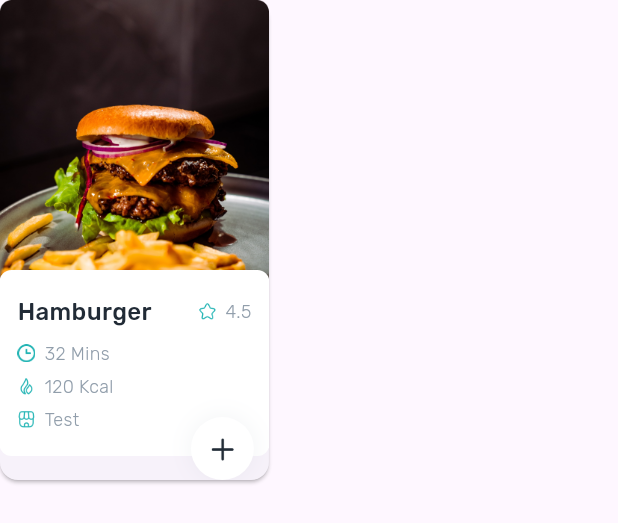
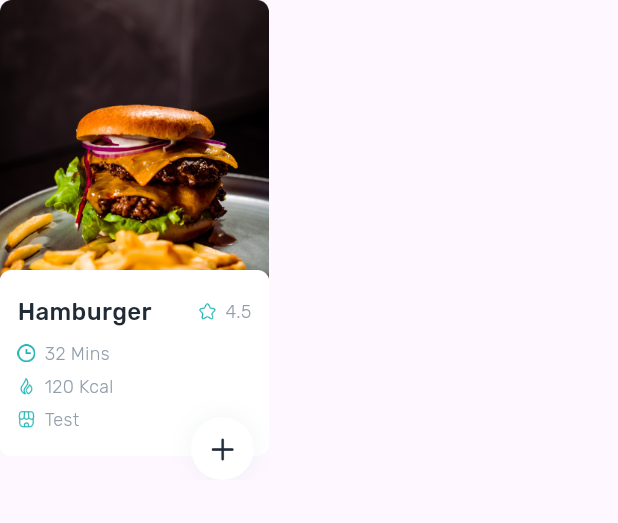
Before and after one commit to jadaliha/pomegranet_flutter, a Flutter app: the ItemCard widget shown alone on an empty page, opened directly with sample values from the repository, on a phone screen of 412 x 824 dp. Shown: the top 523 px of the screen. Run offline on Flutter 3.47's test engine with Material 3 defaults, Android fonts, the light colour scheme and no system bars; our stand-ins replace dio, equatable, flutter_bloc, google_fonts.

Commit message:
chore: remove card widget

```diff
--- a/lib/application/features/restaurant/presentation/pages/widgets/item_card.dart
+++ b/lib/application/features/restaurant/presentation/pages/widgets/item_card.dart
@@ -8,10 +8,9 @@ class ItemCard extends StatelessWidget {
   final Food food;
   @override
   Widget build(BuildContext context) {
-    return Card(
-      margin: const EdgeInsets.only(right: 16),
-      child: SizedBox(
+    return Container(
       height: 320,
+      padding: const EdgeInsets.only(right: 16),
       child: Stack(
         alignment: Alignment.topCenter,
         children: [
@@ -174,7 +173,6 @@ class ItemCard extends StatelessWidget {
           )
         ],
       ),
-      ),
     );
   }
 }
```
Lines whose indentation alone changed are shown as unchanged.
